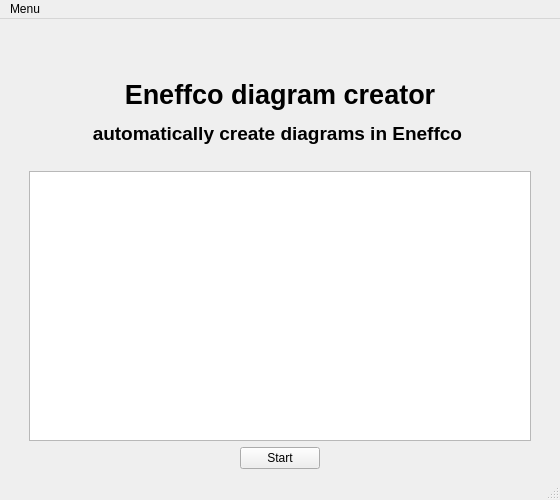
Above: source_code/ui/start.ui from MaximilianBrokamp/ENEFFCO-diagramm-creator before the change. Below: the same form after it.
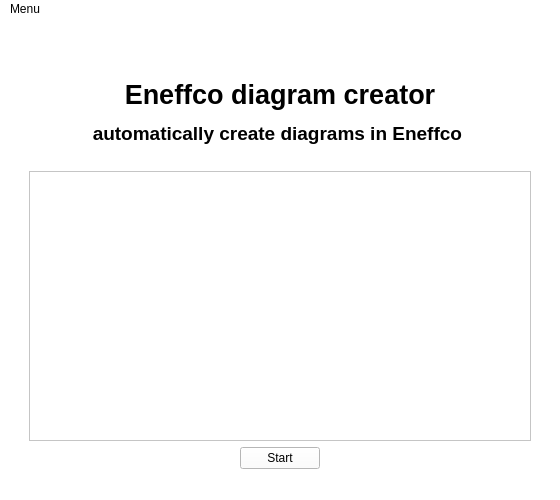
That is the form after the change.

Diff of the .ui file:
```diff
--- a/source_code/ui/start.ui
+++ b/source_code/ui/start.ui
@@ -28,6 +28,10 @@
   <property name="windowTitle">
    <string>Eneffco Diagram creator</string>
   </property>
+  <property name="styleSheet">
+   <string notr="true">
+background-color: rgb(255, 255, 255);</string>
+  </property>
   <widget class="QWidget" name="centralwidget">
    <layout class="QGridLayout" name="gridLayout">
     <item row="1" column="1">
```
Left out of the diff: 81 changed lines with no effect on the pictures.
